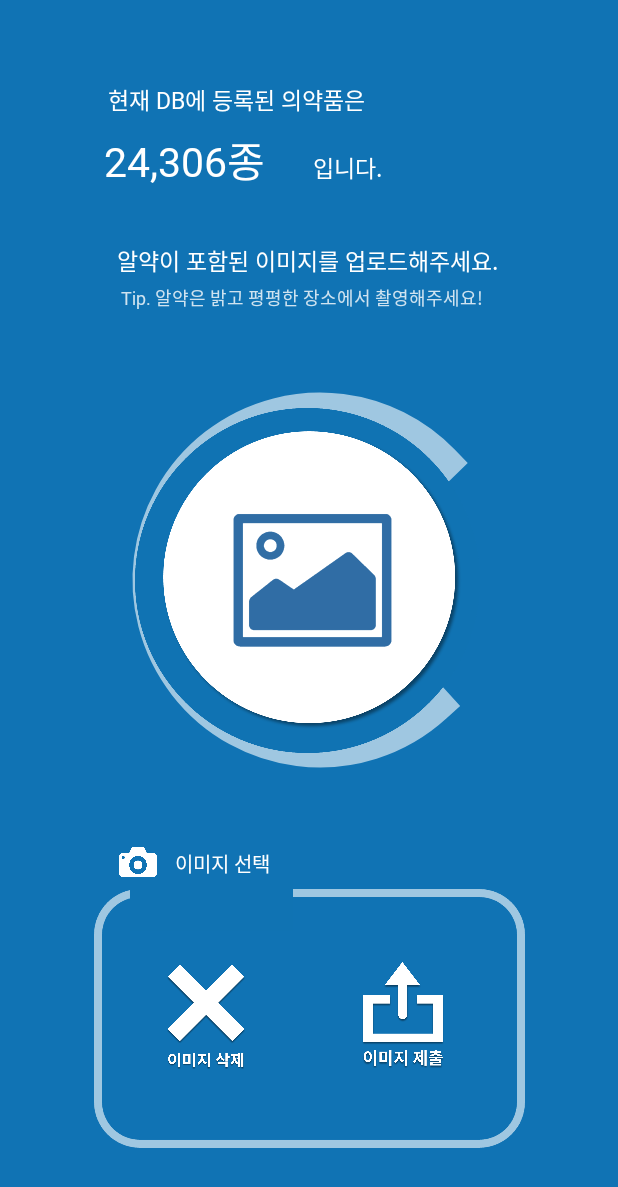
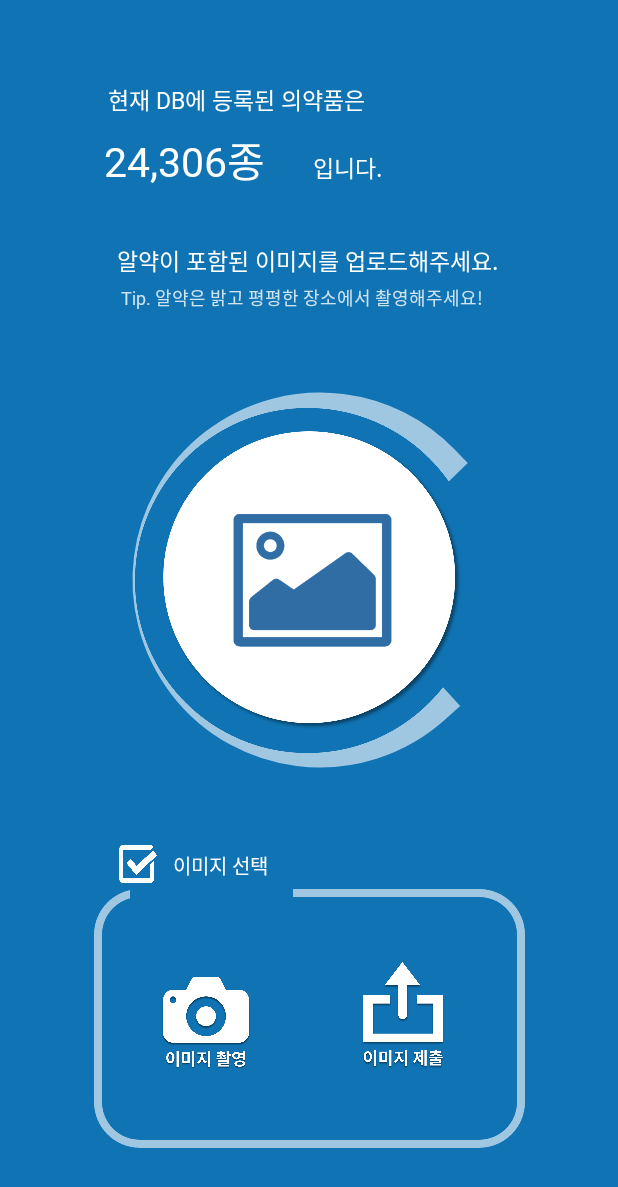
Before and after one commit to kakaopanda/CapstoneDesign, an Android app: the MainActivity screen opened directly, with no data from a screen before it, on a phone screen of 412 x 824 dp. Shown: the top 1187 px of the screen. Run offline under Robolectric (Android 15) with nearby library versions, the phone set to English and light mode, and no system bars.

Commit message:
20220406

```diff
--- a/app/build.gradle
+++ b/app/build.gradle
@@ -29,6 +29,9 @@ android {
 }
 
 dependencies {
+    implementation 'com.github.bumptech.glide:glide:4.10.0'
+    annotationProcessor 'com.github.bumptech.glide:compiler:4.10.0'
+
     implementation 'com.google.firebase:firebase-auth:19.0.0'
     implementation 'com.google.android.gms:play-services-auth:17.0.0'
     implementation 'com.google.firebase:firebase-database:20.0.4'
--- a/app/src/main/java/com/example/capstonedesign/MainActivity.java
+++ b/app/src/main/java/com/example/capstonedesign/MainActivity.java
@@ -1,17 +1,35 @@
 package com.example.capstonedesign;
 
+import android.content.ContentResolver;
 import android.content.Intent;
+import android.graphics.Bitmap;
 import android.graphics.Color;
+import android.net.Uri;
 import android.os.Bundle;
+import android.os.Environment;
+import android.provider.MediaStore;
+import android.util.Log;
 import android.view.View;
 import android.widget.ImageView;
+import android.widget.ProgressBar;
+import android.widget.Toast;
 
+import androidx.activity.result.ActivityResult;
+import androidx.activity.result.ActivityResultCallback;
+import androidx.activity.result.ActivityResultLauncher;
+import androidx.activity.result.contract.ActivityResultContracts;
 import androidx.annotation.Nullable;
 import androidx.appcompat.app.ActionBar;
 import androidx.appcompat.app.AppCompatActivity;
 
+import java.io.File;
+import java.text.SimpleDateFormat;
+import java.util.Date;
+
 public class MainActivity extends AppCompatActivity {
-    ImageView upload;
+    private final String TAG = this.getClass().getSimpleName();
+    ImageView upload, medicine, camera;
+    Uri AnalyzeImage = null;
 
     @Override
     protected void onCreate(@Nullable Bundle savedInstanceState) {
@@ -26,11 +44,69 @@ public class MainActivity extends AppCompatActivity {
 
             @Override
             public void onClick(View view) {
+                Toast.makeText(getApplicationContext(),AnalyzeImage.toString(),Toast.LENGTH_LONG).show();
+                /*
                 Intent intent = new Intent(getApplicationContext(), AnalyzeActivity.class);
                 startActivity(intent);
+                 */
             }
         });
+
+        medicine = findViewById(R.id.medicine);
+        medicine.setOnClickListener(v -> {
+            Toast.makeText(getApplicationContext(),"분석할 이미지를 업로드 해주세요.",Toast.LENGTH_LONG).show();
+            Intent intent = new Intent();
+            intent.setType("image/*");
+            intent.setAction(Intent.ACTION_GET_CONTENT);
+            launcher.launch(intent);
+        });
+
+        camera = findViewById(R.id.camera);
+        camera.setOnClickListener(v -> {
+            Toast.makeText(getApplicationContext(),"이미지는 밝고 평평한 곳에서 촬영해주세요.",Toast.LENGTH_LONG).show();
+            Intent cameraIntent = new Intent(android.provider.MediaStore.ACTION_IMAGE_CAPTURE);
+            camera_launcher.launch(cameraIntent);
+        });
     }
+
+    ActivityResultLauncher<Intent> camera_launcher = registerForActivityResult(new ActivityResultContracts.StartActivityForResult(),
+            new ActivityResultCallback<ActivityResult>()
+            {
+                @Override
+                public void onActivityResult(ActivityResult result)
+                {
+                    if (result.getResultCode() == RESULT_OK)
+                    {
+                        Intent intent = result.getData();
+                        Bundle extras = intent.getExtras();
+                        Bitmap imageBitmap = (Bitmap) extras.get("data");
+                        SimpleDateFormat simpleDateFormat = new SimpleDateFormat("yyyy년 MM월 dd일 HH시 mm분 ss초");
+                        MediaStore.Images.Media.insertImage(getContentResolver(), imageBitmap, simpleDateFormat.format(new Date()), "");
+                        sendBroadcast(new Intent(Intent.ACTION_MEDIA_SCANNER_SCAN_FILE, Uri.fromFile(new File("/sdcard/DCIM/image.jpg"))));
+                        medicine.setImageBitmap(imageBitmap);
+                    }
+                }
+            });
+
+
+    ActivityResultLauncher<Intent> launcher = registerForActivityResult(new ActivityResultContracts.StartActivityForResult(),
+            new ActivityResultCallback<ActivityResult>()
+            {
+                @Override
+                public void onActivityResult(ActivityResult result)
+                {
+                    if (result.getResultCode() == RESULT_OK)
+                    {
+                        Log.e(TAG, "result : " + result);
+                        Intent intent = result.getData();
+                        Log.e(TAG, "intent : " + intent);
+                        Uri uri = intent.getData();
+                        AnalyzeImage = uri;
+                        Log.e(TAG, "uri : " + uri);
+                        medicine.setImageURI(uri);
+                    }
+                }
+            });
 
     @Override
     protected void onPause() {
--- a/app/src/main/res/layout/activity_main.xml
+++ b/app/src/main/res/layout/activity_main.xml
@@ -27,16 +27,16 @@
         app:layout_constraintBottom_toBottomOf="parent"
         app:layout_constraintEnd_toEndOf="parent"
         app:layout_constraintHorizontal_bias="0.333"
-        app:layout_constraintStart_toEndOf="@+id/delete"
+        app:layout_constraintStart_toEndOf="@+id/camera"
         app:layout_constraintTop_toTopOf="parent"
         app:layout_constraintVertical_bias="0.862"
         tools:ignore="MissingConstraints" />
 
     <ImageView
-        android:id="@+id/delete"
+        android:id="@+id/camera"
         android:layout_width="80dp"
         android:layout_height="80dp"
-        android:src="@drawable/delete"
+        android:src="@drawable/camera"
         app:layout_constraintBottom_toBottomOf="parent"
         app:layout_constraintEnd_toEndOf="parent"
         app:layout_constraintHorizontal_bias="0.293"
@@ -80,6 +80,7 @@
         android:layout_marginEnd="16dp"
         android:indeterminate="true"
         android:indeterminateTint="#99FFFFFF"
+
         android:max="2000"
         android:progressBackgroundTint="#44FFFFFF"
         android:progressDrawable="@drawable/progress"
@@ -109,16 +110,16 @@
     <ImageView
         android:id="@+id/imageView2"
         android:layout_width="25dp"
-        android:layout_height="20dp"
+        android:layout_height="25dp"
         android:layout_marginEnd="69dp"
-        android:background="@drawable/camera"
+        android:background="@drawable/check"
         android:visibility="visible"
         app:layout_constraintBottom_toBottomOf="parent"
         app:layout_constraintEnd_toEndOf="parent"
-        app:layout_constraintHorizontal_bias="0.249"
+        app:layout_constraintHorizontal_bias="0.250"
         app:layout_constraintStart_toStartOf="parent"
         app:layout_constraintTop_toTopOf="parent"
-        app:layout_constraintVertical_bias="0.702"
+        app:layout_constraintVertical_bias="0.705"
         tools:ignore="MissingConstraints" />
 
     <ImageView
@@ -194,10 +195,10 @@
         android:textSize="13dp"
         app:layout_constraintBottom_toBottomOf="parent"
         app:layout_constraintEnd_toEndOf="parent"
-        app:layout_constraintHorizontal_bias="0.334"
+        app:layout_constraintHorizontal_bias="0.330"
         app:layout_constraintStart_toStartOf="parent"
         app:layout_constraintTop_toTopOf="parent"
-        app:layout_constraintVertical_bias="0.704"
+        app:layout_constraintVertical_bias="0.705"
         tools:ignore="MissingConstraints"></TextView>
 
     <TextView
```
Also changed, not shown: app/src/main/res/drawable/camera.png, app/src/main/res/drawable/check.png (added), 46 other files.
